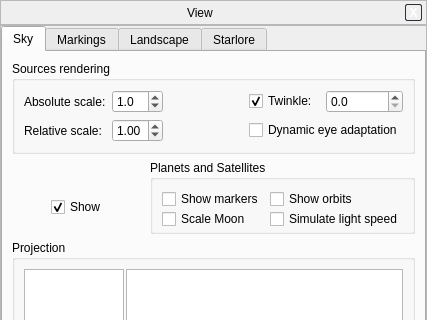
Above: src/gui/viewDialog.ui from 519984307/stellarium_src before the change; both pictures show x 0 to 427 and y 0 to 320 of the 427 by 493 pixel window. Below: the same form after it.
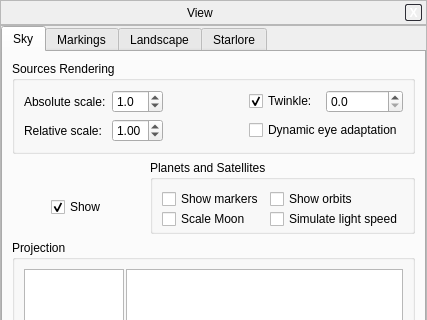
That is the form after the change. Icons and pictures are not drawn. Custom widgets are drawn as their Qt base class.

Commit message: Use Title Case for frame title

```diff
--- a/src/gui/viewDialog.ui
+++ b/src/gui/viewDialog.ui
@@ -224,7 +224,7 @@
           <item row="0" column="0" colspan="2" >
            <widget class="QGroupBox" name="starGroupBox" >
             <property name="title" >
-             <string>Sources rendering</string>
+             <string>Sources Rendering</string>
             </property>
             <property name="alignment" >
              <set>Qt::AlignLeading</set>
```
